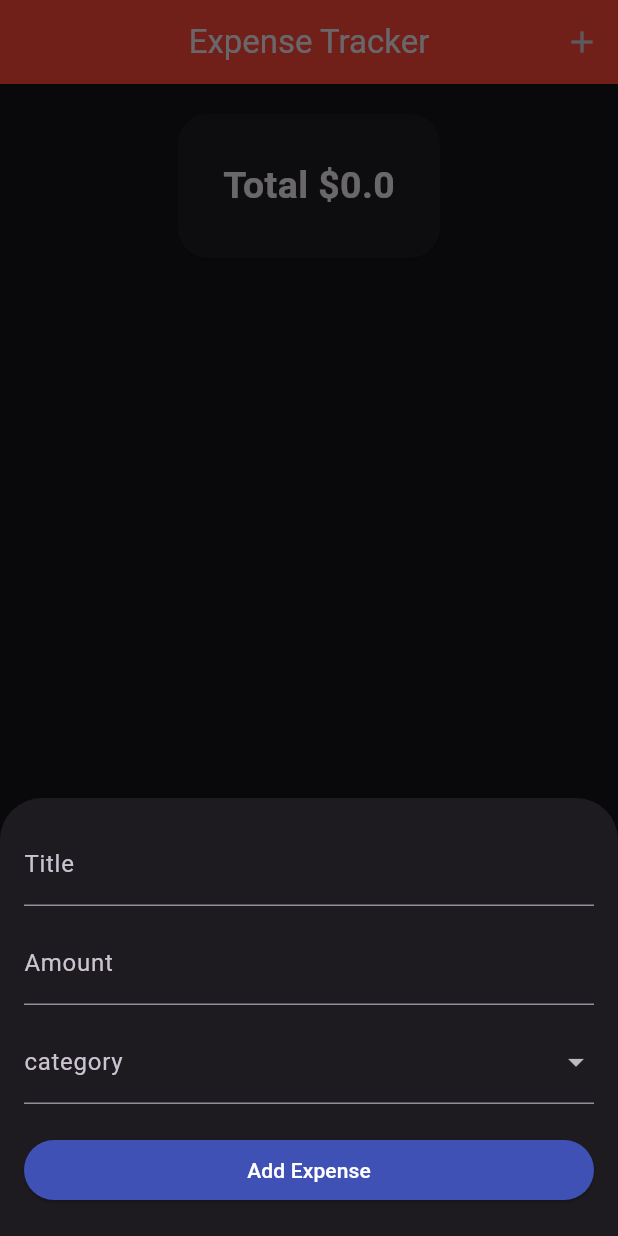
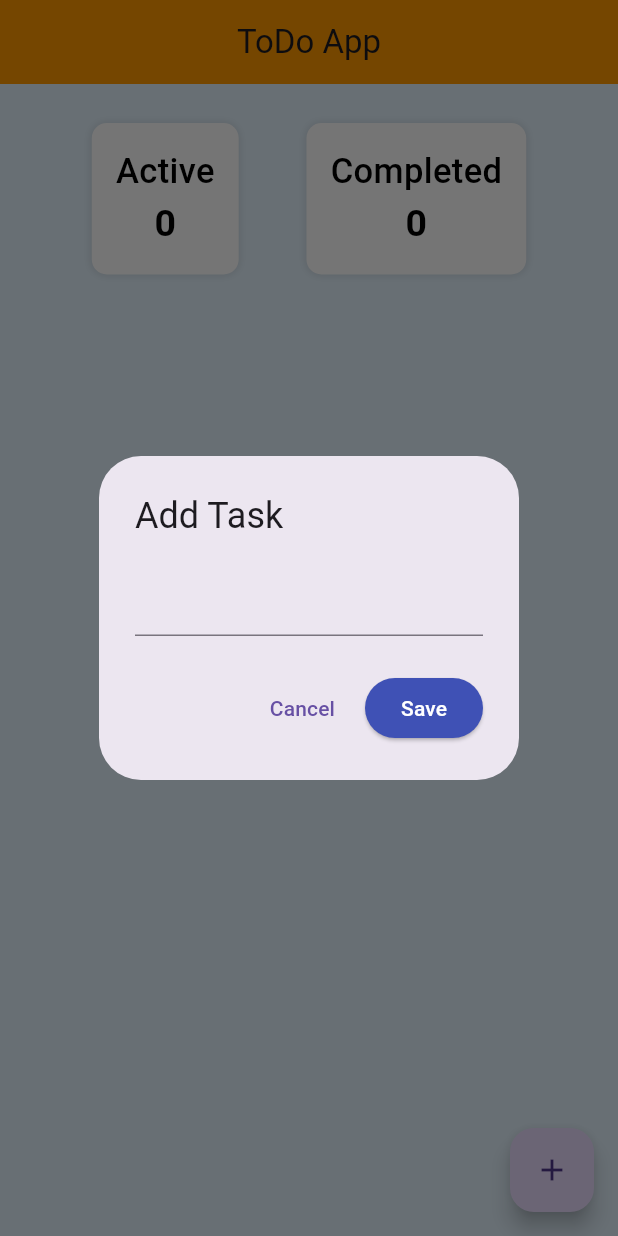
Before and after one commit to nimeullaha71/flutter_work_, a Flutter app: the screen it shows after launch, after a tap on the "add" icon, on a phone screen of 412 x 824 dp. Run offline on Flutter 3.47's test engine with Material 3 defaults, Android fonts, the phone set to English and light mode, and no system bars; our stand-ins replace device_preview, sizer.

Commit message:
fixed commit

```diff
--- /dev/null
+++ b/lib/Module12_class_2_ToDo.dart
@@ -0,0 +1,219 @@
+import 'package:flutter/material.dart';
+
+class TodoScreen extends StatefulWidget {
+  const TodoScreen({super.key});
+
+  @override
+  State<TodoScreen> createState() => _TodoScreenState();
+}
+
+class _TodoScreenState extends State<TodoScreen> {
+  List<Map<String, dynamic>> tasks = [];
+  bool showActiveTask = true;
+
+  void _showTaskDialog({int? index}) {
+    TextEditingController _taskController = TextEditingController(
+      text: index != null ? tasks[index]['task'] : " ",
+    );
+    showDialog(
+        context: context,
+        builder: (context) => AlertDialog(
+              title: Text(index != null ? "Edit Task" : "Add Task"),
+              content: TextField(
+                controller: _taskController,
+                decoration: InputDecoration(
+                  hintText: "Enter Task",
+                ),
+              ),
+              actions: [
+                TextButton(
+                    onPressed: () {
+                      Navigator.pop(context);
+                    },
+                    child: Text("Cancel")),
+                ElevatedButton(
+                    style: ElevatedButton.styleFrom(shape: StadiumBorder()),
+                    onPressed: () {
+                      if(_taskController.text.trim().isNotEmpty){
+                        if(index == null){
+                          _addTask(_taskController.text);
+                        }
+                        else
+                          {
+                            _editTask(index, _taskController.text);
+                          }
+                      }
+                    },
+                    child: Text("Save"))
+              ],
+            ));
+  }
+
+  void _addTask(String task) {
+    setState(() {
+      tasks.add({'task': task, 'completed': false});
+    });
+    Navigator.pop(context);
+  }
+
+  void _toggoletaskStatus(int index) {
+    setState(() {
+      tasks[index]["completed"] = !tasks[index]['completed'];
+    });
+  }
+
+  void _deleteTask(int index) {
+    setState(() {
+      tasks.removeAt(index);
+    });
+
+  }
+
+  void _editTask(int index,String UpdateTask){
+    setState(() {
+      tasks[index]['task'] = UpdateTask;
+    });
+    Navigator.pop(context);
+  }
+
+  int get activeCount => tasks.where((task) => ! task['completed']).length;
+
+  int get completeCount => tasks.where((task) => task['completed']).length;
+
+  @override
+  Widget build(BuildContext context) {
+    return Scaffold(
+      backgroundColor: Colors.blue.shade50,
+      appBar: AppBar(
+        title: Text('ToDo App'),
+      ),
+      body: Column(
+        children: [
+          SizedBox(
+            height: 10,
+          ),
+          Padding(
+            padding: const EdgeInsets.all(16.0),
+            child: Row(
+              mainAxisAlignment: MainAxisAlignment.spaceEvenly,
+              children: [
+                Container(
+                  decoration: BoxDecoration(
+                      color: Colors.white,
+                      borderRadius: BorderRadius.circular(10),
+                      boxShadow: [
+                        BoxShadow(color: Colors.black12, blurRadius: 4)
+                      ]),
+                  padding: EdgeInsets.all(16),
+                  child: Column(
+                    children: [
+                      Text(
+                        "Active",
+                        style: TextStyle(
+                            fontSize: 23,
+                            fontWeight: FontWeight.w500,
+                            color: Colors.black),
+                      ),
+                      Text(
+                        activeCount.toString(),
+                        style: TextStyle(
+                            fontSize: 25,
+                            fontWeight: FontWeight.bold,
+                            color: Colors.black),
+                      ),
+                    ],
+                  ),
+                ),
+                Container(
+                  decoration: BoxDecoration(
+                      color: Colors.white,
+                      borderRadius: BorderRadius.circular(10),
+                      boxShadow: [
+                        BoxShadow(color: Colors.black12, blurRadius: 4)
+                      ]),
+                  padding: EdgeInsets.all(16),
+                  child: Column(
+                    children: [
+                      Text(
+                        "Completed",
+                        style: TextStyle(
+                            fontSize: 23,
+                            fontWeight: FontWeight.w500,
+                            color: Colors.black),
+                      ),
+                      Text(
+                        completeCount.toString(),
+                        style: TextStyle(
+                            fontSize: 25,
+                            fontWeight: FontWeight.bold,
+                            color: Colors.black),
+                      ),
+                    ],
+                  ),
+                )
+              ],
+            ),
+          ),
+          Expanded(
+            child: ListView.builder(
+                itemCount: tasks.length,
+                itemBuilder: (context, index) {
+                  return Dismissible(
+                    key: Key(UniqueKey().toString()),
+                    background: Container(
+                      color: Colors.green,
+                      alignment: Alignment.centerLeft,
+                      padding: EdgeInsets.only(left: 20),
+                      child: Icon(
+                        Icons.check,
+                        color: Colors.white,
+                      ),
+                    ),
+                    secondaryBackground: Container(
+                      color: Colors.red,
+                      alignment: Alignment.centerRight,
+                      padding: EdgeInsets.only(right: 20),
+                      child: Icon(
+                        Icons.delete,
+                        color: Colors.white,
+                      ),
+                    ),
+                    onDismissed: (direction) {
+                      if (direction == DismissDirection.startToEnd) {
+                        _toggoletaskStatus(index);
+                      } else {
+                        _deleteTask(index);
+                      }
+                    },
+                    child: Card(
+                      child: ListTile(
+                        title: Text(
+                          tasks[index]['task'],
+                          style: TextStyle(
+                            fontSize: 16,
+                            decoration: tasks[index]['completed']
+                                ? TextDecoration.lineThrough
+                                : null,
+                          ),
+                        ),
+                        leading: Checkbox(
+                          shape: CircleBorder(),
+                            value: tasks[index]['completed'],
+                            onChanged: (value) => _toggoletaskStatus(index)),
+                        trailing: IconButton(onPressed: ()=>
+                          _showTaskDialog(index: index)
+                        , icon: Icon(Icons.edit)),
+                      ),
+                    ),
+                  );
+                }),
+          )
+        ],
+      ),
+      floatingActionButton: FloatingActionButton(
+        onPressed: () => _showTaskDialog(),
+        child: Icon(Icons.add),
+      ),
+    );
+  }
+}
--- a/lib/myApp.dart
+++ b/lib/myApp.dart
@@ -8,6 +8,7 @@ import 'package:flutter_work/water_tracker.dart';
 import 'Home.dart';
 import 'package:sizer/sizer.dart';
 import 'Module12_class_1.dart';
+import 'Module12_class_2_ToDo.dart';
 import 'calculator.dart';
 
 class MyApp extends StatelessWidget {
@@ -23,10 +24,10 @@ class MyApp extends StatelessWidget {
           locale: DevicePreview.locale(context),
           builder: DevicePreview.appBuilder,
           theme: ThemeData(
-            brightness: Brightness.dark,
+            brightness: Brightness.light,
             primaryColor: Colors.deepPurpleAccent,
             appBarTheme: const AppBarTheme(
-              backgroundColor: Colors.red, // Updated property
+              backgroundColor: Colors.orange, // Updated property
               centerTitle: true,
             ),
             //scaffoldBackgroundColor: Colors.white,
@@ -38,7 +39,7 @@ class MyApp extends StatelessWidget {
             ),
           ),
           title: 'Ostad Flutter App',
-          home: ExpenseTracker(),
+          home: TodoScreen(),
         );
       },
     );
```
